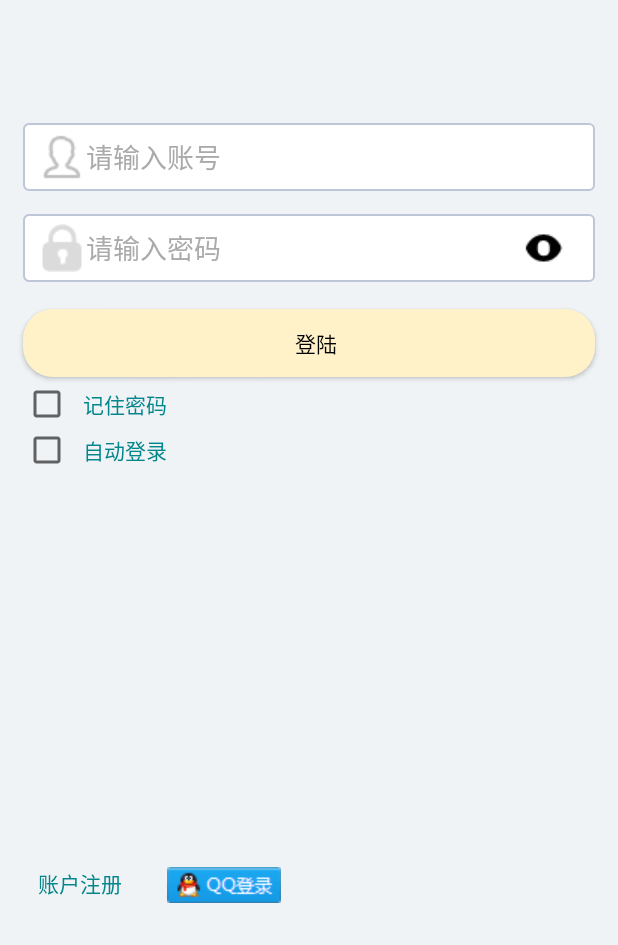
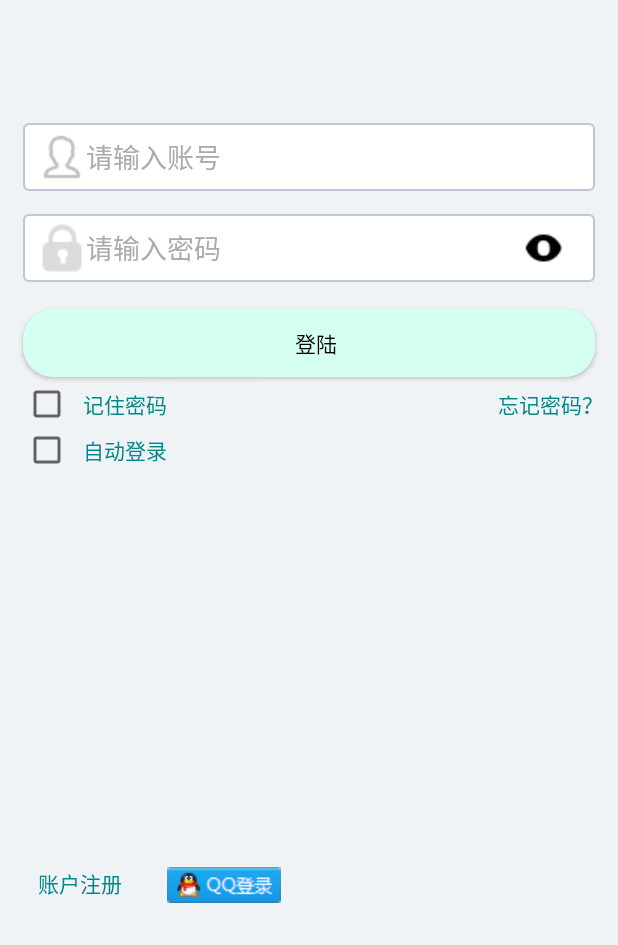
Before and after one commit to baifan666/MyApplication, an Android app: the screen it shows after launch (MainActivity), on a phone screen of 412 x 824 dp, the part 291-1236 px from its top. Run offline under Robolectric (Android 15) with nearby library versions, the phone set to English and light mode, and no system bars; libraries missing offline, so code that uses them is left out: com.baidu.mapapi, com.tencent.connect, com.tencent.smtt, com.tencent.tauth, io.rong.imkit and 2 more; 10 statements that could not run were skipped.

Commit message:
增加忘记密码功能

```diff
--- a/app/src/main/AndroidManifest.xml
+++ b/app/src/main/AndroidManifest.xml
@@ -255,7 +255,8 @@
         <activity android:name=".activity.AlterPrizeActivity" />
         <activity android:name=".activity.UserActivity" />
         <activity android:name=".activity.WeatherActivity" />
-        <activity android:name=".activity.CommentActivity"></activity>
+        <activity android:name=".activity.CommentActivity" />
+        <activity android:name=".activity.ForgetActivity"></activity>
     </application>
 
 </manifest>
--- a/app/src/main/java/com/example/baifan/myapplication/activity/AlterGoodsActivity.java
+++ b/app/src/main/java/com/example/baifan/myapplication/activity/AlterGoodsActivity.java
@@ -100,7 +100,7 @@ public class AlterGoodsActivity extends Activity {
         url2 = intent.getStringExtra("url2");
         path1 = intent.getStringExtra("path1");
         path2 = intent.getStringExtra("path2");
-        if(!"".equals(url1)) {
+        if(!TextUtils.isEmpty(url1)) {
             mDialog1 = DialogUtils.createLoadingDialog(AlterGoodsActivity.this, "加载中...");
             images.add(url1);
         }
--- a/app/src/main/java/com/example/baifan/myapplication/activity/MainActivity.java
+++ b/app/src/main/java/com/example/baifan/myapplication/activity/MainActivity.java
@@ -56,8 +56,8 @@ public class MainActivity extends AppCompatActivity {
     private EditText username, userpassword;
     private Button btnlogin;
     private ImageView qq_login;
-    private  CheckBox iv;
-    private TextView reg;
+    private CheckBox iv;
+    private TextView reg,forget;
     private String act, pasd;
     private String usertoken,result,tuichu,openidString,uname,upassword,headurl,urlpath;   //urlpath存储QQ登陆获取到的头像连接，headurl存储服务器读出的头像连接
     private int flag;
@@ -68,6 +68,7 @@ public class MainActivity extends AppCompatActivity {
     private Tencent mTencent;
     private byte[] data,key;
     private BASE64Encoder base64Encoder;
+    private int isQQLogin = 0;  //是否qq登陆，标记，qq登陆置为1
     @Override
     protected void onCreate(Bundle savedInstanceState) {
         super.onCreate(savedInstanceState);
@@ -94,6 +95,8 @@ public class MainActivity extends AppCompatActivity {
         boolean isCheck = pref.getBoolean("autologin",false);
         if("0".equals(tuichu)) {
             isCheck = false;
+            editor.putBoolean("autologin",false);
+            autologin.setChecked(false);
         }
         if(isRemenber){
             //将账号和密码都设置到文本中
@@ -177,6 +180,16 @@ public class MainActivity extends AppCompatActivity {
                 mTencent.login(MainActivity.this,"all",new BaseUiListener());
             }
         });
+
+        forget = (TextView)findViewById(R.id.forget);
+        forget.setOnClickListener(new View.OnClickListener() {
+            @Override
+            public void onClick(View view) {
+                Intent intent=new Intent();
+                intent.setClass(MainActivity.this, ForgetActivity.class);
+                startActivity(intent);
+            }
+        });
     }
 
     private class BaseUiListener implements IUiListener {
@@ -258,26 +271,45 @@ public class MainActivity extends AppCompatActivity {
                                 public void onSuccess(String userid) {
                                     DialogUtils.closeDialog(mDialog);
                                     editor=pref.edit();
-                                    if(rememberPass.isChecked()){
-                                        editor.putBoolean("remember_password",true);
-                                        editor.putString("account",username.getText().toString());
-                                        if(TextUtils.isEmpty(uname) || "null".equals(uname)) {   //uname为空说明是直接用账号名密码登陆
-                                            editor.putString("password",base64Encoder.encode(data));
+                                    if(isQQLogin == 0 ) {
+                                        if (rememberPass.isChecked()) {
+                                            editor.putBoolean("remember_password", true);
+                                            editor.putString("account", username.getText().toString());
+                                            if (TextUtils.isEmpty(uname) || "null".equals(uname)) {   //uname为空说明是直接用账号名密码登陆
+                                                editor.putString("password", base64Encoder.encode(data));
+                                            } else {
+                                                editor.putString("password", upassword);
+                                            }
+                                            editor.putString("usertoken", usertoken);
+                                            editor.putString("headurl", headurl);
+                                            editor.putInt("flag", flag);
+                                            if (autologin.isChecked()) {
+                                                editor.putBoolean("autologin", true);
+                                            } else {
+                                                editor.putBoolean("autologin", false);
+                                            }
                                         } else {
-                                            editor.putString("password",upassword);
+                                            editor.clear();
                                         }
-                                        editor.putString("usertoken",usertoken);
-                                        editor.putString("headurl",headurl);
-                                        editor.putInt("flag",flag);
-                                        if(autologin.isChecked()) {
-                                            editor.putBoolean("autologin",true);
-                                        }else {
-                                            editor.putBoolean("autologin",false);
+                                        editor.apply();
+                                    }else if (isQQLogin == 1) {
+                                        if (rememberPass.isChecked()) {
+                                            editor.putBoolean("remember_password", true);
+                                            editor.putString("account", uname);
+                                            editor.putString("password", upassword);
+                                            editor.putString("usertoken", usertoken);
+                                            editor.putString("headurl", headurl);
+                                            editor.putInt("flag", flag);
+                                            if (autologin.isChecked()) {
+                                                editor.putBoolean("autologin", true);
+                                            } else {
+                                                editor.putBoolean("autologin", false);
+                                            }
+                                        } else {
+                                            editor.clear();
                                         }
-                                    }else {
-                                        editor.clear();
+                                        editor.apply();
                                     }
-                                    editor.apply();
                                     Log.d("MainActivity", "--onSuccess--" + userid);
                                     if(0 == flag) {
                                         Toast.makeText(MainActivity.this, "登录成功,用户：" + userid, Toast.LENGTH_SHORT).show();
@@ -329,6 +361,7 @@ public class MainActivity extends AppCompatActivity {
                             dialog.show();
                         }
                         result = "";
+                        isQQLogin = 0;
                         break;
                     case 2:
                         String response1 = (String) msg.obj;
@@ -341,6 +374,7 @@ public class MainActivity extends AppCompatActivity {
                             startActivity(intent);
                         }else {
                             mDialog = DialogUtils.createLoadingDialog(MainActivity.this, "登陆中...");
+                            isQQLogin = 1;
                             whetherRegister(uname, upassword);
                         }
                         break;
--- a/app/src/main/java/com/example/baifan/myapplication/activity/NoticeSpecificActivity.java
+++ b/app/src/main/java/com/example/baifan/myapplication/activity/NoticeSpecificActivity.java
@@ -76,6 +76,9 @@ public class NoticeSpecificActivity extends Activity {
                     if(TextUtils.isEmpty(elements.text())) {
                         elements = doc.select("#vsb_content > font > p");
                     }
+                    if(TextUtils.isEmpty(elements.text())) {
+                        elements = doc.select("#vsb_content > span > span > p");
+                    }
                     for (Element element : elements) {
                         str += element.text();
                         str +="\n";
--- a/app/src/main/res/drawable/btn_green.xml
+++ b/app/src/main/res/drawable/btn_green.xml
@@ -9,7 +9,7 @@
     </item>
     <item android:state_pressed="false">
         <shape>
-            <solid android:color="#fff2c9" />
+            <solid android:color="#d5fff0" />
             <corners android:radius="20dp"/>
         </shape>
     </item>
--- a/app/src/main/res/layout/activity_main.xml
+++ b/app/src/main/res/layout/activity_main.xml
@@ -116,6 +116,17 @@
                     android:gravity="center"
                     android:text="记住密码"
                     android:textColor="#00868B" />
+
+                <TextView
+                    android:id="@+id/forget"
+                    android:layout_width="wrap_content"
+                    android:layout_height="25dp"
+                    android:layout_alignParentRight="true"
+                    android:layout_alignParentTop="true"
+                    android:layout_marginRight="10dp"
+                    android:gravity="center"
+                    android:text="忘记密码？"
+                    android:textColor="#00868B" />
             </RelativeLayout>
 
             <RelativeLayout
--- a/app/src/main/res/layout/activity_notice_specific.xml
+++ b/app/src/main/res/layout/activity_notice_specific.xml
@@ -50,7 +50,7 @@
             android:paddingTop="2dp"
             android:gravity="center"
             android:singleLine="false"
-            android:text="标题"
+            android:text=""
             android:textSize="20dp"
             android:textColor="#000000"
             android:textStyle="bold" />
```
Also changed, not shown: app/src/main/java/com/example/baifan/myapplication/activity/ForgetActivity.java (added, +222 -0 lines), app/src/main/res/layout/activity_forget.xml (added, +84 -0 lines), app/src/main/res/layout/activity_user_opinion_specific.xml (+2 -7 lines).
